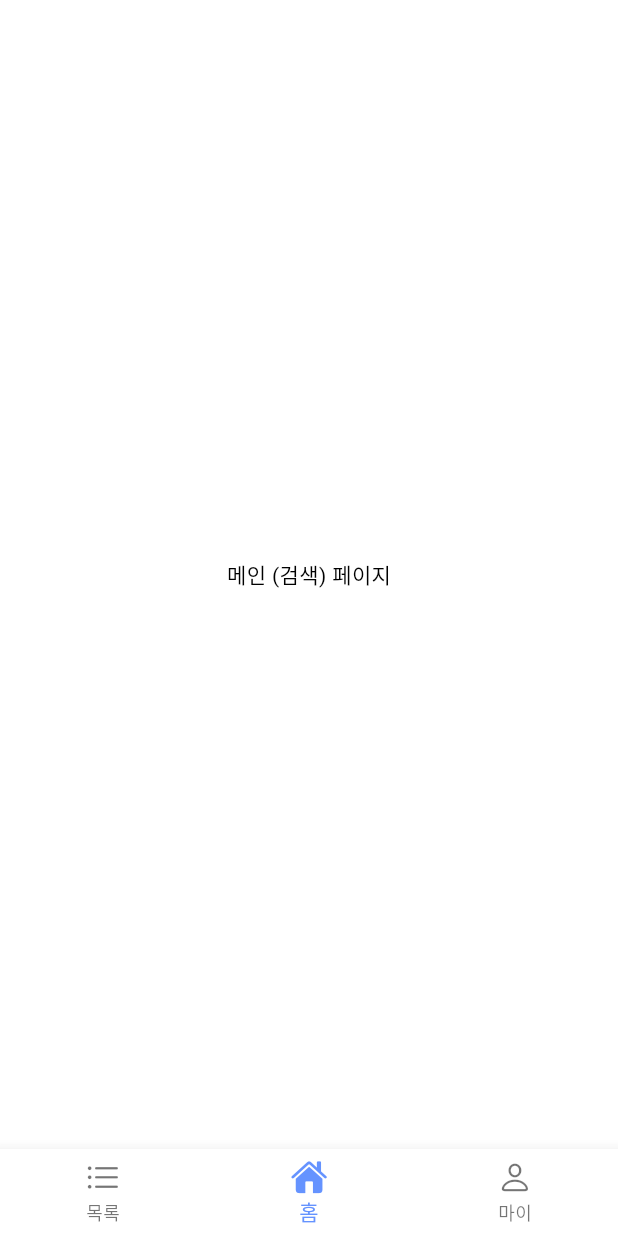
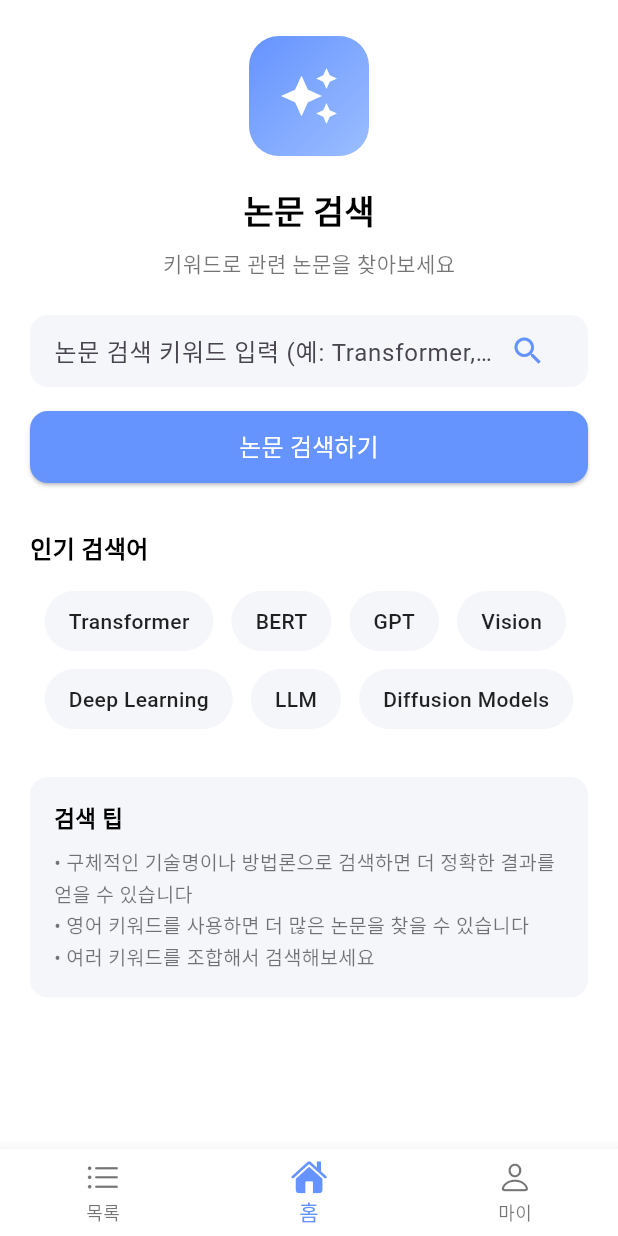
Before and after one commit to SSU-RSP/RSP-Frontend, a Flutter app: the MainScreen screen opened directly, on a phone screen of 412 x 824 dp. Run offline on Flutter 3.47's test engine with Material 3 defaults, Android fonts, the light colour scheme and no system bars.

Commit message:
[Feat] 초기 홈 검색 페이지 UI 개발 (#4)
-  홈: 초기페이지

```diff
--- /dev/null
+++ b/lib/features/Home/home_screen.dart
@@ -0,0 +1,192 @@
+import 'package:flutter/material.dart';
+
+class HomePage extends StatelessWidget {
+  const HomePage({super.key});
+
+  @override
+  Widget build(BuildContext context) {
+    return Scaffold(
+      backgroundColor: Colors.white,
+      body: SafeArea(
+        child: SingleChildScrollView(
+          padding: const EdgeInsets.symmetric(horizontal: 20, vertical: 24),
+          child: Column(
+            crossAxisAlignment: CrossAxisAlignment.center,
+            children: [
+              /// 임시 아이콘 (추후 이미지 교체)
+              Container(
+                width: 80,
+                height: 80,
+                decoration: BoxDecoration(
+                  borderRadius: BorderRadius.circular(20),
+                  gradient: const LinearGradient(
+                    colors: [Color(0xFF6593FF), Color(0xFF9BBEFF)],
+                    begin: Alignment.topLeft,
+                    end: Alignment.bottomRight,
+                  ),
+                ),
+                child: const Icon(
+                  Icons.auto_awesome,
+                  color: Colors.white,
+                  size: 40,
+                ),
+              ),
+              const SizedBox(height: 20),
+
+              /// 타이틀
+              const Text(
+                "논문 검색",
+                style: TextStyle(
+                  fontSize: 22,
+                  fontWeight: FontWeight.bold,
+                ),
+              ),
+              const SizedBox(height: 8),
+              const Text(
+                "키워드로 관련 논문을 찾아보세요",
+                style: TextStyle(
+                  fontSize: 14,
+                  color: Colors.black54,
+                ),
+              ),
+
+              const SizedBox(height: 24),
+
+              /// 검색 입력창
+              Container(
+                padding: const EdgeInsets.symmetric(horizontal: 16),
+                decoration: BoxDecoration(
+                  color: const Color(0xFFF5F6FA),
+                  borderRadius: BorderRadius.circular(12),
+                ),
+                child: Row(
+                  children: [
+                    Expanded(
+                      child: TextField(
+                        decoration: const InputDecoration(
+                          hintText: "논문 검색 키워드 입력 (예: Transformer, Computer Vision)",
+                          border: InputBorder.none,
+                        ),
+                      ),
+                    ),
+                    IconButton(
+                      icon: const Icon(Icons.search, color: Color(0xFF6593FF)),
+                      onPressed: () {
+                        // TODO: 검색 실행
+                      },
+                    ),
+                  ],
+                ),
+              ),
+              const SizedBox(height: 16),
+
+              /// 검색 버튼
+              SizedBox(
+                width: double.infinity,
+                height: 48,
+                child: ElevatedButton(
+                  onPressed: () {
+                    // TODO: 검색 실행
+                  },
+                  style: ElevatedButton.styleFrom(
+                    backgroundColor: const Color(0xFF6593FF),
+                    shape: RoundedRectangleBorder(
+                      borderRadius: BorderRadius.circular(12),
+                    ),
+                  ),
+                  child: const Text(
+                    "논문 검색하기",
+                    style: TextStyle(color: Colors.white, fontSize: 16),
+                  ),
+                ),
+              ),
+
+              const SizedBox(height: 32),
+
+              /// 인기 검색어
+              const Align(
+                alignment: Alignment.centerLeft,
+                child: Text(
+                  "인기 검색어",
+                  style: TextStyle(
+                    fontSize: 16,
+                    fontWeight: FontWeight.bold,
+                  ),
+                ),
+              ),
+              const SizedBox(height: 16),
+
+              Wrap(
+                spacing: 12,
+                runSpacing: 12,
+                children: [
+                  _buildKeywordChip("Transformer"),
+                  _buildKeywordChip("BERT"),
+                  _buildKeywordChip("GPT"),
+                  _buildKeywordChip("Vision"),
+                  _buildKeywordChip("Deep Learning"),
+                  _buildKeywordChip("LLM"),
+                  _buildKeywordChip("Diffusion Models"),
+                ],
+              ),
+
+              const SizedBox(height: 32),
+
+              /// 검색 팁
+              Container(
+                width: double.infinity,
+                padding: const EdgeInsets.all(16),
+                decoration: BoxDecoration(
+                  color: const Color(0xFFF5F6FA),
+                  borderRadius: BorderRadius.circular(12),
+                ),
+                child: const Column(
+                  crossAxisAlignment: CrossAxisAlignment.start,
+                  children: [
+                    Text(
+                      "검색 팁",
+                      style: TextStyle(
+                        fontSize: 15,
+                        fontWeight: FontWeight.bold,
+                      ),
+                    ),
+                    SizedBox(height: 8),
+                    Text(
+                      "• 구체적인 기술명이나 방법론으로 검색하면 더 정확한 결과를 얻을 수 있습니다\n"
+                          "• 영어 키워드를 사용하면 더 많은 논문을 찾을 수 있습니다\n"
+                          "• 여러 키워드를 조합해서 검색해보세요",
+                      style: TextStyle(
+                        fontSize: 13,
+                        color: Colors.black54,
+                        height: 1.5,
+                      ),
+                    ),
+                  ],
+                ),
+              ),
+            ],
+          ),
+        ),
+      ),
+    );
+  }
+
+  /// 애플스러운 키워드 Chip
+  static Widget _buildKeywordChip(String label) {
+    return Container(
+      padding: const EdgeInsets.symmetric(horizontal: 16, vertical: 10),
+      decoration: BoxDecoration(
+        color: const Color(0xFFF5F6FA),
+        borderRadius: BorderRadius.circular(24),
+      ),
+      child: Text(
+        label,
+        style: const TextStyle(
+          fontSize: 14,
+          fontWeight: FontWeight.w500,
+          color: Colors.black87,
+        ),
+      ),
+    );
+  }
+}
--- a/lib/home_screen.dart
+++ b/lib/home_screen.dart
@@ -1,6 +1,7 @@
 import 'package:flutter/cupertino.dart';
 import 'package:flutter/material.dart';
 import 'features/MyPage/mypage_screen.dart';
+import 'features/Home/home_screen.dart';
 
 class MainScreen extends StatefulWidget {
   const MainScreen({super.key});
@@ -10,12 +11,12 @@ class MainScreen extends StatefulWidget {
 }
 
 class _MainScreenState extends State<MainScreen> {
-  int _selectedIndex = 1; // 기본은 메인 탭
+  int _selectedIndex = 1; // 기본은 홈탭
 
   final List<Widget> _pages = [
     const ListPage(), // 목록
-    const HomePage(), // 메인 (검색)
-    const MyPageScreen(userName: "게스트"), // ✅ 임시로 "게스트" 이름 전달
+    const HomePage(key: PageStorageKey("home")),
+    const MyPageScreen(userName: "게스트", key: PageStorageKey("mypage")),
   ];
 
   void _onItemTapped(int index) {
@@ -28,8 +29,8 @@ class _MainScreenState extends State<MainScreen> {
   Widget build(BuildContext context) {
     return Scaffold(
       body: AnimatedSwitcher(
-      duration: const Duration(milliseconds: 300),
-      child: _pages[_selectedIndex],
+        duration: const Duration(milliseconds: 300),
+        child: _pages[_selectedIndex],
       ),
       bottomNavigationBar: BottomNavigationBar(
         backgroundColor: Colors.white,
@@ -43,13 +44,12 @@ class _MainScreenState extends State<MainScreen> {
           BottomNavigationBarItem(icon: Icon(CupertinoIcons.house_fill), label: "홈"),
           BottomNavigationBarItem(icon: Icon(CupertinoIcons.person), label: "마이"),
         ],
-
       ),
     );
   }
 }
 
-/// 임시 페이지들 (세부 기능은 각자 구현 예정)
+/// 임시 페이지: 목록만 남겨둠
 class ListPage extends StatelessWidget {
   const ListPage({super.key});
 
@@ -58,21 +58,3 @@ class ListPage extends StatelessWidget {
     return const Center(child: Text("목록 페이지"));
   }
 }
-
-class HomePage extends StatelessWidget {
-  const HomePage({super.key});
-
-  @override
-  Widget build(BuildContext context) {
-    return const Center(child: Text("메인 (검색) 페이지"));
-  }
-}
-
-class MyPage extends StatelessWidget {
-  const MyPage({super.key});
-
-  @override
-  Widget build(BuildContext context) {
-    return const Center(child: Text("마이 페이지"));
-  }
-}
```
